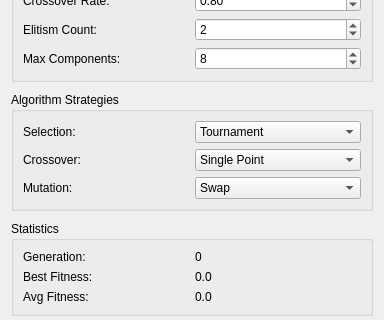
Qt form gui/ControlPanel.ui (kevvnnn/evolutionary-watches) before a commit; both pictures show x 0 to 384 and y 182 to 502 of the 384 by 700 pixel window.
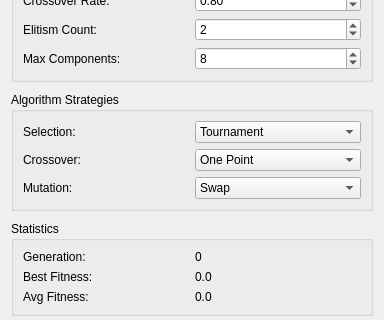
The same form after that commit.

Commit message: Updated&Removed some parameters

```diff
--- a/gui/ControlPanel.ui
+++ b/gui/ControlPanel.ui
@@ -241,12 +241,7 @@
          <widget class="QComboBox" name="crossoverCombo">
           <item>
            <property name="text">
-            <string>Single Point</string>
-           </property>
-          </item>
-          <item>
-           <property name="text">
-            <string>Two Point</string>
+            <string>One Point</string>
            </property>
           </item>
           <item>
```
Left out of the diff: 9 changed lines with no effect on the pictures. The commit also changes 1 other file.
